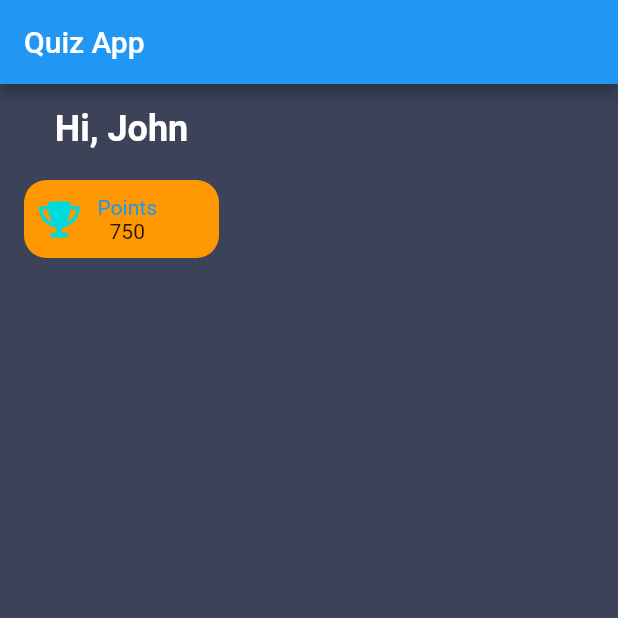
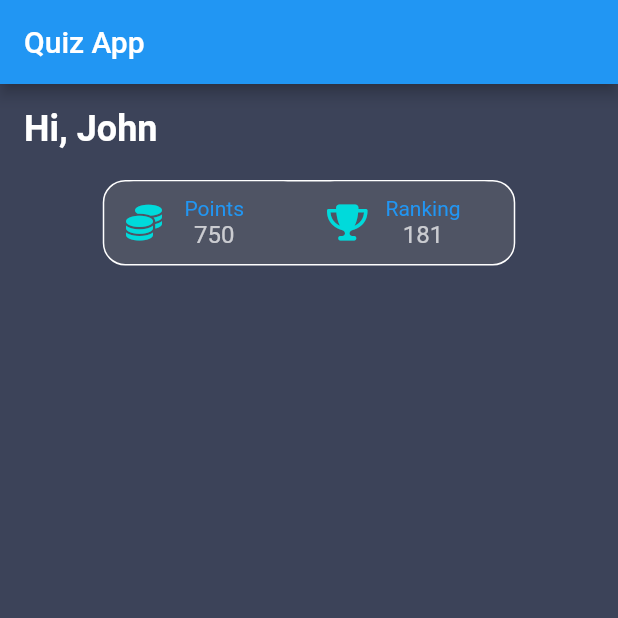
Before and after one commit to soulandbone/trivia_app, a Flutter app: the screen it shows after launch, on a phone screen of 412 x 824 dp, the top half of it. Run offline on Flutter 3.47's test engine with Material 2 defaults, Android fonts, the light colour scheme and no system bars; our stand-ins replace font_awesome_flutter, gap.

Commit message:
Further UI formatting

```diff
--- a/lib/screens/home_screen.dart
+++ b/lib/screens/home_screen.dart
@@ -17,19 +17,48 @@ class HomeScreen extends StatelessWidget {
       ),
       body: Padding(
         padding: const EdgeInsets.all(16.0),
-        child: Column(children: const [
-          Text(
+        child: Column(children: [
+          const Align(
+            alignment: Alignment.centerLeft,
+            child: Text(
               'Hi, John',
-            style: AppStyles.titleStyle,
+              style: AppStyles.title,
             ),
-          Gap(20),
+          ),
+          const Gap(20),
+          Center(
+            child: Container(
+              width: 275,
+              decoration: BoxDecoration(
+                  borderRadius: BorderRadius.circular(15),
+                  color: AppStyles.cardBgColor,
+                  border: Border.all(width: 1, color: Colors.white)),
+              child: Row(
+                mainAxisAlignment: MainAxisAlignment.center,
+                children: const [
                   CustomTile(
                       text1: 'Points',
                       text2: '750',
                       icon: Icon(
+                        FontAwesomeIcons.coins,
+                        color: AppStyles.turquoise,
+                      )),
+                  VerticalDivider(
+                    width: 4,
+                    thickness: 1,
+                    color: Colors.orange,
+                  ),
+                  CustomTile(
+                      text1: 'Ranking',
+                      text2: '181',
+                      icon: Icon(
                         FontAwesomeIcons.trophy,
                         color: AppStyles.turquoise,
-              ))
+                      )),
+                ],
+              ),
+            ),
+          )
         ]),
       ),
     );
--- a/lib/utils/app_styles.dart
+++ b/lib/utils/app_styles.dart
@@ -2,8 +2,13 @@ import 'package:flutter/material.dart';
 
 class AppStyles {
   static const Color bgColor = Color.fromRGBO(60, 67, 89, 1);
+  static const Color cardBgColor = Color.fromRGBO(79, 84, 100, 1);
   static const Color turquoise = Color.fromRGBO(0, 218, 219, 1);
-  static const Color cardColor = Colors.orange;
-  static const TextStyle titleStyle =
+
+  static const TextStyle title =
       TextStyle(fontWeight: FontWeight.bold, fontSize: 24, color: Colors.white);
+  static const TextStyle cardSubTitle =
+      TextStyle(fontSize: 16, color: Colors.white70);
+  static const TextStyle cardTitle =
+      TextStyle(fontSize: 16, color: Colors.white70);
 }
--- a/lib/widgets/custom_tile.dart
+++ b/lib/widgets/custom_tile.dart
@@ -19,7 +19,16 @@ class CustomTile extends StatelessWidget {
       padding: const EdgeInsets.all(10),
       width: 130,
       decoration: BoxDecoration(
-          color: AppStyles.cardColor, borderRadius: BorderRadius.circular(15)),
+          //border: Border.all(width: 1, color: Colors.white),
+          // boxShadow: [
+          //   BoxShadow(
+          //       color: Colors.grey.withOpacity(0.5),
+          //       spreadRadius: 3,
+          //       blurRadius: 8,
+          //       offset: const Offset(3, 3)),
+          // ],
+          color: AppStyles.cardBgColor,
+          borderRadius: BorderRadius.circular(15)),
       child: Row(
         mainAxisAlignment: MainAxisAlignment.spaceBetween,
         children: [
@@ -31,7 +40,10 @@ class CustomTile extends StatelessWidget {
                 text1,
                 style: const TextStyle(color: Colors.blue),
               ),
-              Text(text2)
+              Text(
+                text2,
+                style: AppStyles.cardSubTitle,
+              )
             ],
           ),
           const Spacer(),
```
Lines whose indentation alone changed are shown as unchanged.
